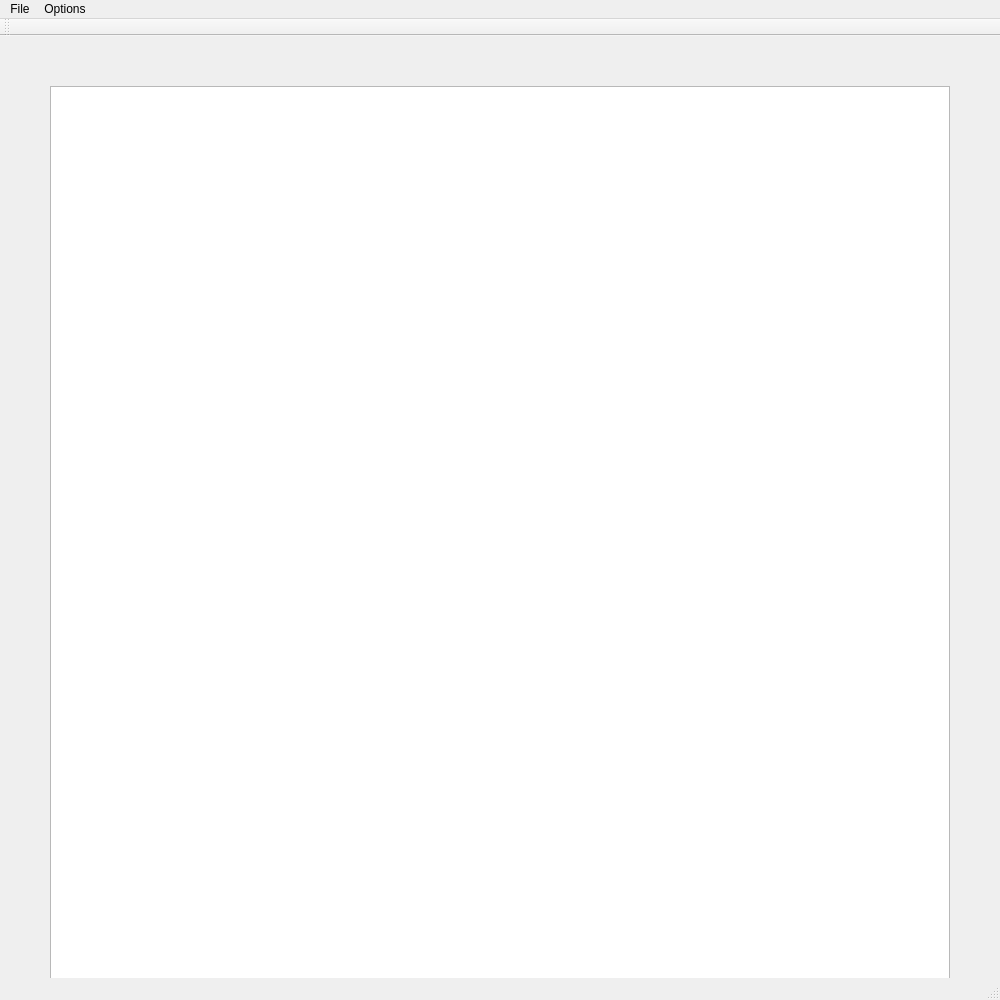
551ProjectGroup/CheckerMasters, file mainwindow.ui: the form before one commit.
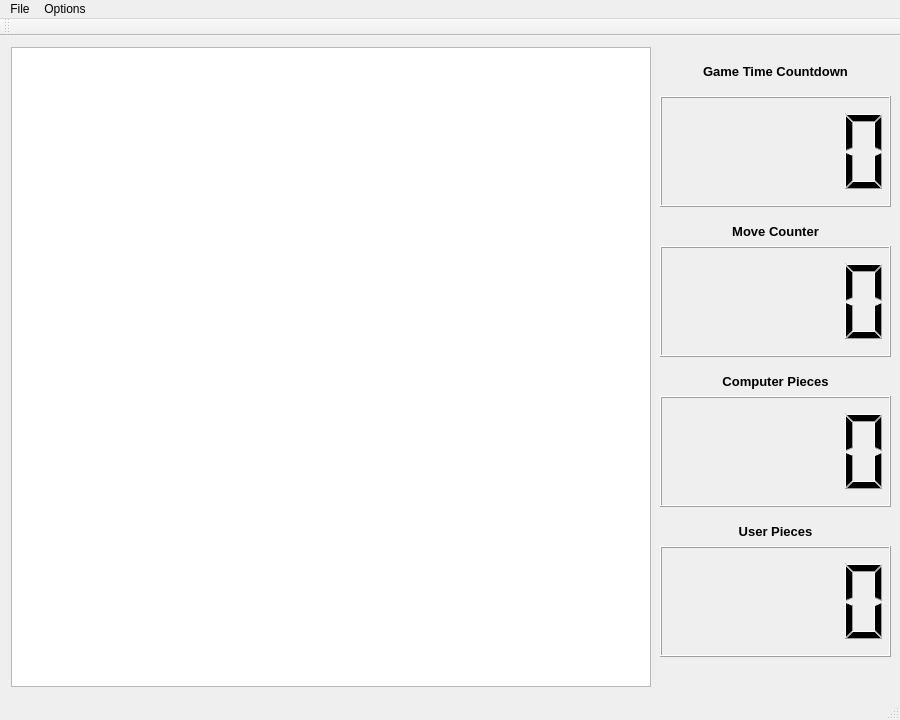
The form after the commit.

What changed in the file:
```diff
--- a/mainwindow.ui
+++ b/mainwindow.ui
@@ -6,8 +6,8 @@
    <rect>
     <x>0</x>
     <y>0</y>
-    <width>1000</width>
-    <height>1000</height>
+    <width>900</width>
+    <height>720</height>
    </rect>
   </property>
   <property name="windowTitle">
@@ -15,13 +15,126 @@
   </property>
   <widget class="QWidget" name="centralWidget">
    <widget class="QGraphicsView" name="graphicsView">
+    <property name="enabled">
+     <bool>true</bool>
+    </property>
     <property name="geometry">
      <rect>
-      <x>50</x>
-      <y>50</y>
-      <width>900</width>
-      <height>900</height>
+      <x>11</x>
+      <y>11</y>
+      <width>640</width>
+      <height>640</height>
      </rect>
+    </property>
+    <property name="sizePolicy">
+     <sizepolicy hsizetype="Fixed" vsizetype="Fixed">
+      <horstretch>0</horstretch>
+      <verstretch>0</verstretch>
+     </sizepolicy>
+    </property>
+    <property name="minimumSize">
+     <size>
+      <width>640</width>
+      <height>640</height>
+     </size>
+    </property>
+    <property name="verticalScrollBarPolicy">
+     <enum>Qt::ScrollBarAlwaysOff</enum>
+    </property>
+    <property name="horizontalScrollBarPolicy">
+     <enum>Qt::ScrollBarAlwaysOff</enum>
+    </property>
+   </widget>
+   <widget class="QLCDNumber" name="lcdNumber">
+    <property name="geometry">
+     <rect>
+      <x>660</x>
+      <y>60</y>
+      <width>231</width>
+      <height>111</height>
+     </rect>
+    </property>
+   </widget>
+   <widget class="QLabel" name="label">
+    <property name="geometry">
+     <rect>
+      <x>660</x>
+      <y>20</y>
+      <width>231</width>
+      <height>31</height>
+     </rect>
+    </property>
+    <property name="text">
+     <string>&lt;html&gt;&lt;head/&gt;&lt;body&gt;&lt;p align=&quot;center&quot;&gt;&lt;span style=&quot; font-size:10pt; font-weight:600;&quot;&gt;Game Time Countdown&lt;/span&gt;&lt;/p&gt;&lt;/body&gt;&lt;/html&gt;</string>
+    </property>
+   </widget>
+   <widget class="QLCDNumber" name="lcdNumber_2">
+    <property name="geometry">
+     <rect>
+      <x>660</x>
+      <y>210</y>
+      <width>231</width>
+      <height>111</height>
+     </rect>
+    </property>
+   </widget>
+   <widget class="QLabel" name="label_2">
+    <property name="geometry">
+     <rect>
+      <x>660</x>
+      <y>180</y>
+      <width>231</width>
+      <height>31</height>
+     </rect>
+    </property>
+    <property name="text">
+     <string>&lt;html&gt;&lt;head/&gt;&lt;body&gt;&lt;p align=&quot;center&quot;&gt;&lt;span style=&quot; font-size:10pt; font-weight:600;&quot;&gt;Move Counter&lt;/span&gt;&lt;/p&gt;&lt;/body&gt;&lt;/html&gt;</string>
+    </property>
+   </widget>
+   <widget class="QLCDNumber" name="lcdNumber_3">
+    <property name="geometry">
+     <rect>
+      <x>660</x>
+      <y>360</y>
+      <width>231</width>
+      <height>111</height>
+     </rect>
+    </property>
+   </widget>
+   <widget class="QLabel" name="label_3">
+    <property name="geometry">
+     <rect>
+      <x>660</x>
+      <y>330</y>
+      <width>231</width>
+      <height>31</height>
+     </rect>
+    </property>
+    <property name="text">
+     <string>&lt;html&gt;&lt;head/&gt;&lt;body&gt;&lt;p align=&quot;center&quot;&gt;&lt;span style=&quot; font-size:10pt; font-weight:600;&quot;&gt;Computer Pieces&lt;/span&gt;&lt;/p&gt;&lt;/body&gt;&lt;/html&gt;</string>
+    </property>
+   </widget>
+   <widget class="QLCDNumber" name="lcdNumber_4">
+    <property name="geometry">
+     <rect>
+      <x>660</x>
+      <y>510</y>
+      <width>231</width>
+      <height>111</height>
+     </rect>
+    </property>
+   </widget>
+   <widget class="QLabel" name="label_4">
+    <property name="geometry">
+     <rect>
+      <x>660</x>
+      <y>480</y>
+      <width>231</width>
+      <height>31</height>
+     </rect>
+    </property>
+    <property name="text">
+     <string>&lt;html&gt;&lt;head/&gt;&lt;body&gt;&lt;p align=&quot;center&quot;&gt;&lt;span style=&quot; font-size:10pt; font-weight:600;&quot;&gt;User Pieces&lt;/span&gt;&lt;/p&gt;&lt;/body&gt;&lt;/html&gt;</string>
     </property>
    </widget>
   </widget>
@@ -30,8 +143,8 @@
     <rect>
      <x>0</x>
      <y>0</y>
-     <width>1000</width>
-     <height>26</height>
+     <width>900</width>
+     <height>21</height>
     </rect>
    </property>
    <widget class="QMenu" name="menuFile">
```
Left out of the diff: 69 changed lines with no effect on the pictures.
